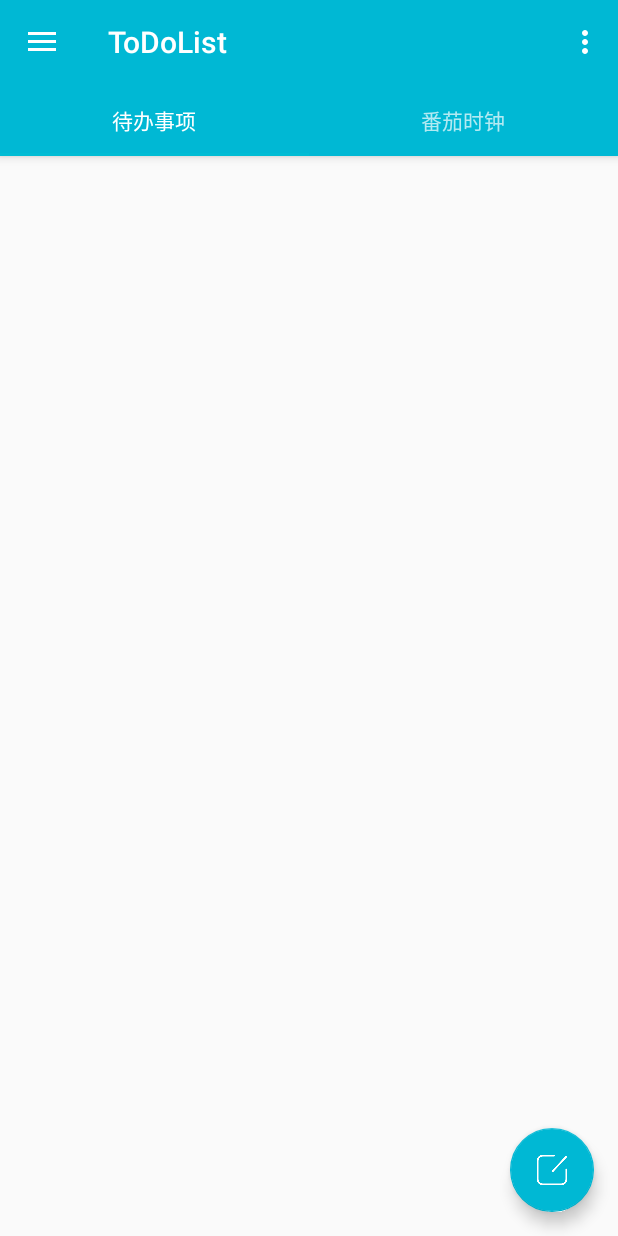
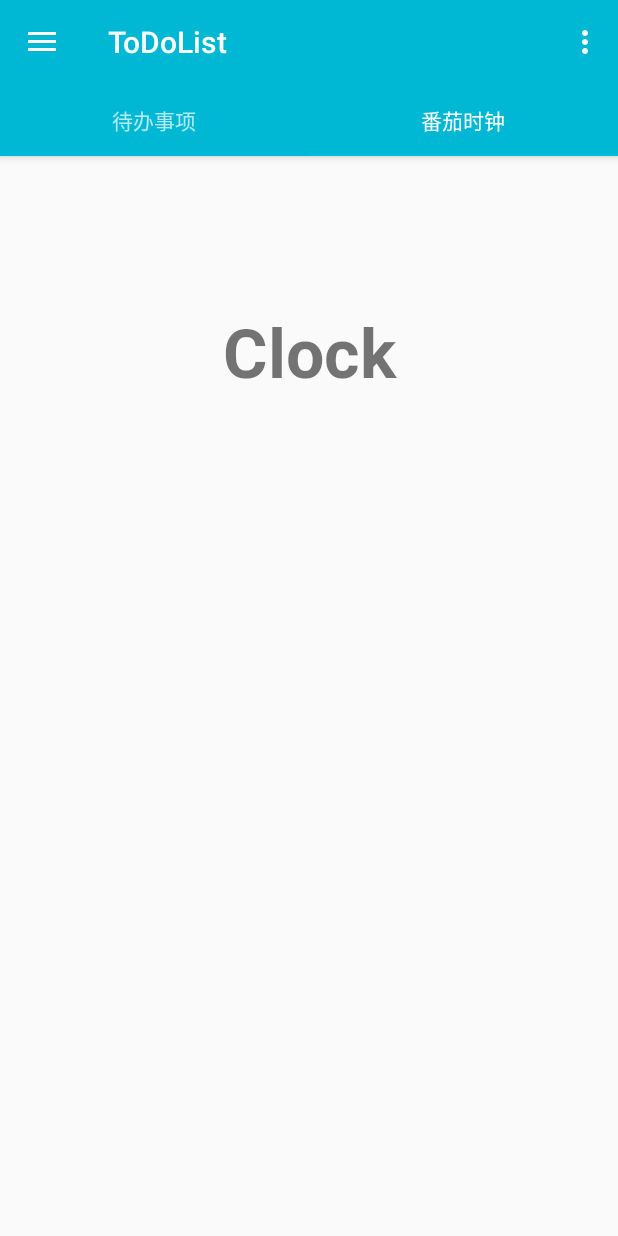
Before and after one commit to LeeLulin/ToDoList, an Android app: the screen it shows after launch (MainActivity), in the side drawer, after a tap on "番茄时钟", on a phone screen of 412 x 824 dp. Run offline under Robolectric (Android 15) with nearby library versions, the phone set to English and light mode, and no system bars.

Commit message:
NavigationView事件处理

```diff
--- a/app/src/main/java/com/example/lulin/todolist/activity/MainActivity.java
+++ b/app/src/main/java/com/example/lulin/todolist/activity/MainActivity.java
@@ -163,17 +163,34 @@ public class MainActivity extends AppCompatActivity implements NavigationView.On
     @SuppressWarnings("StatementWithEmptyBody")
     @Override
     public boolean onNavigationItemSelected(MenuItem item) {
-        // Handle navigation view item clicks here.
-        int id = item.getItemId();
+//        int id = item.getItemId();
+//
+//        if (id == R.id.nav_todo) {
+//            // Handle the camera action
+//        } else if (id == R.id.nav_clock) {
+//
+//        } else if (id == R.id.nav_frends) {
+//
+//        } else if (id == R.id.nav_manage) {
+//
+//        }
+        switch (item.getItemId()){
 
-        if (id == R.id.nav_todo) {
-            // Handle the camera action
-        } else if (id == R.id.nav_clock) {
+            case R.id.nav_todo:
+                mViewPager.setCurrentItem(0);
+                break;
 
-        } else if (id == R.id.nav_frends) {
+            case R.id.nav_clock:
+                mViewPager.setCurrentItem(1);
+                break;
 
-        } else if (id == R.id.nav_manage) {
+            case R.id.nav_frends:
 
+                break;
+
+            case R.id.nav_setting:
+
+                break;
         }
 
         DrawerLayout drawer = (DrawerLayout) findViewById(R.id.drawer_layout);
--- a/app/src/main/res/menu/activity_main_drawer.xml
+++ b/app/src/main/res/menu/activity_main_drawer.xml
@@ -17,7 +17,7 @@
             android:icon="@drawable/ic_account_box_black_48dp"
             android:title="朋友" />
         <item
-            android:id="@+id/nav_manage"
+            android:id="@+id/nav_setting"
             android:icon="@drawable/ic_menu_manage"
             android:title="设置" />
     </group>
```
